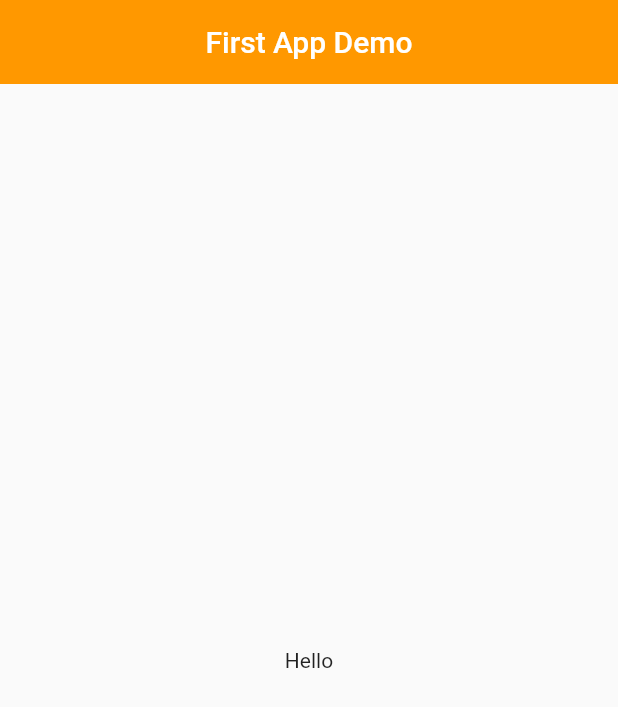
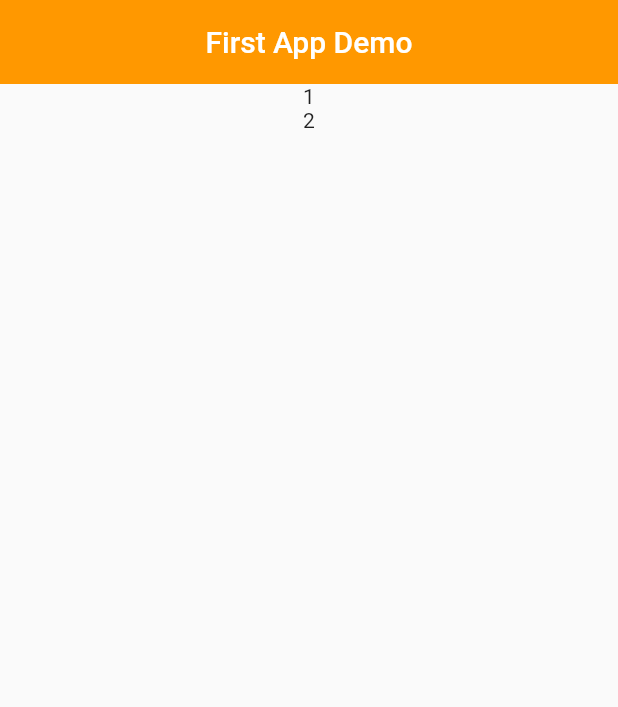
Before and after one commit to snake0207/ex3, a Flutter app: the screen it shows after launch, on a phone screen of 412 x 824 dp. Shown: the top 707 px of the screen. Run offline on Flutter 3.47's test engine with Material 2 defaults, Android fonts, the light colour scheme and no system bars; missing offline and left inert: css_colors.

Commit message:
MyHomePage class add

```diff
--- a/lib/main.dart
+++ b/lib/main.dart
@@ -29,9 +29,14 @@ class MyHomePage extends StatelessWidget {
         elevation: 0.0,
       ),
       body: Center(
-            child: Container(
-          color: CSSColors.hotPink,
-          child: Text('Hello'),
-        )));
+        child: Column(
+          //   mainAxisAlignment: MainAxisAlignment.center,
+          children: <Widget>[
+            Text('1'),
+            Text('2'),
+          ],
+        ),
+      ),
+    );
   }
 }
```
Lines whose indentation alone changed are shown as unchanged.
